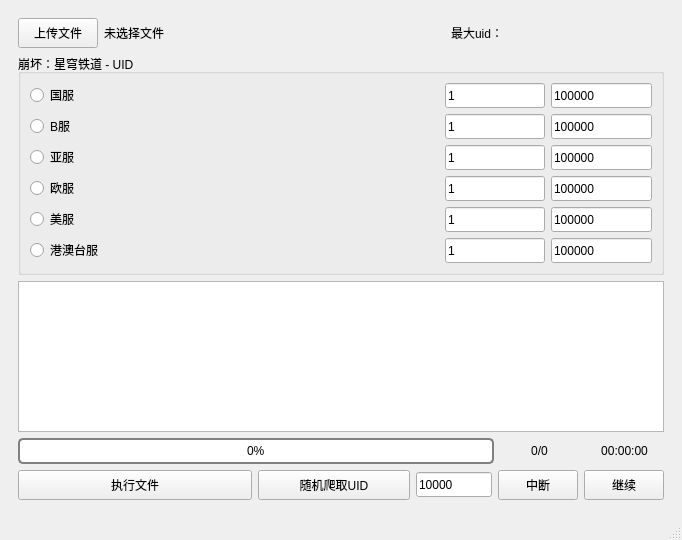
First picture: the form in ui/HSRMain.ui, repository zq56745674/HSR_DATA_SERVER, before the edit.
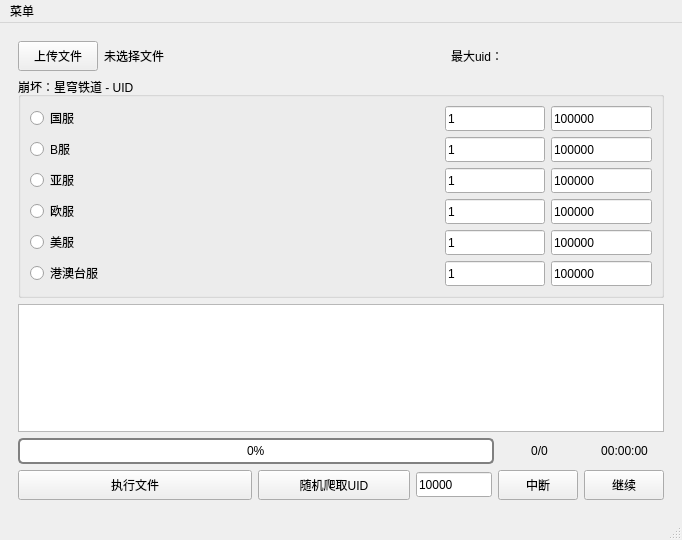
Second picture: the form after the edit.

```diff
--- a/ui/HSRMain.ui
+++ b/ui/HSRMain.ui
@@ -562,6 +562,15 @@
      <height>23</height>
     </rect>
    </property>
+   <widget class="QMenu" name="menu">
+    <property name="title">
+     <string>菜单</string>
+    </property>
+    <addaction name="actionLogin"/>
+    <addaction name="separator"/>
+    <addaction name="actionExit"/>
+   </widget>
+   <addaction name="menu"/>
   </widget>
   <widget class="QStatusBar" name="statusbar">
    <property name="acceptDrops">
```
Left out of the diff: 10 changed lines with no effect on the pictures.
